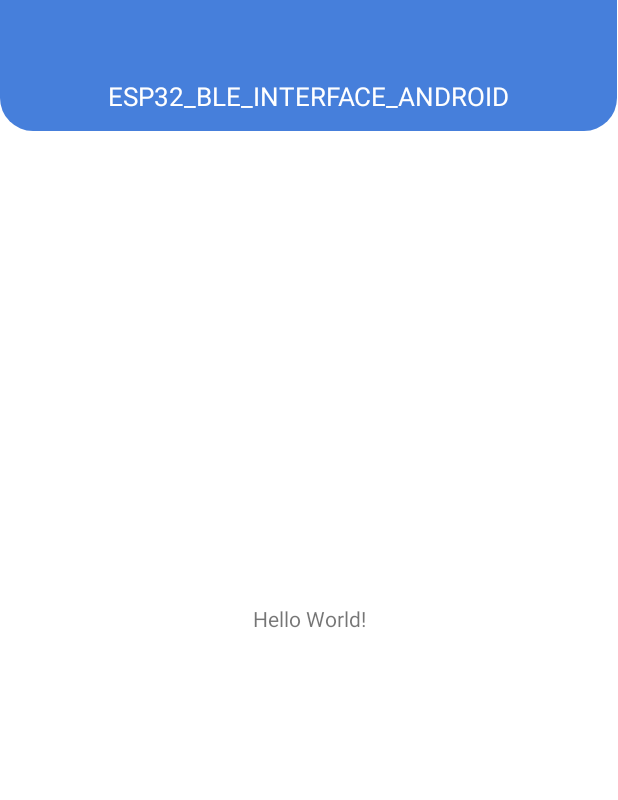
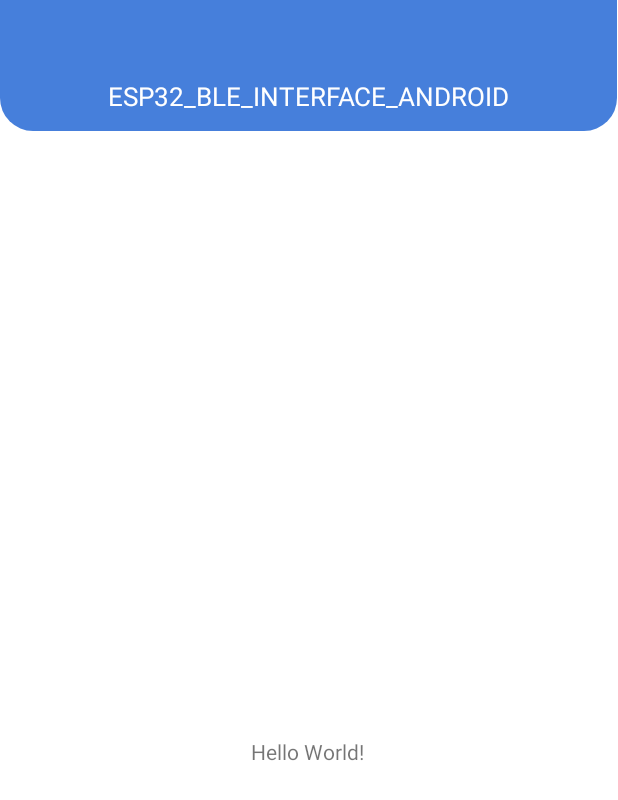
Before and after one commit to Jacobnordvall/ESP32_BLE_INTERFACE_ANDROID, an Android app: the layout activity_main.xml on its own in the app's theme, with its tools: preview values and no code run, on a phone screen of 412 x 824 dp. Shown: the top 800 px of the screen. Run offline under Robolectric (Android 15) with nearby library versions, the phone set to English and light mode, and no system bars.

Commit message:
Initial commit

```diff
--- a/app/src/main/res/layout/activity_main.xml
+++ b/app/src/main/res/layout/activity_main.xml
@@ -14,8 +14,10 @@
         android:text="Hello World!"
         app:layout_constraintBottom_toBottomOf="parent"
         app:layout_constraintEnd_toEndOf="parent"
+        app:layout_constraintHorizontal_bias="0.498"
         app:layout_constraintStart_toStartOf="parent"
-        app:layout_constraintTop_toTopOf="parent" />
+        app:layout_constraintTop_toTopOf="parent"
+        app:layout_constraintVertical_bias="0.611" />
 
     <androidx.constraintlayout.widget.ConstraintLayout
         android:id="@+id/constraintLayout"
```
